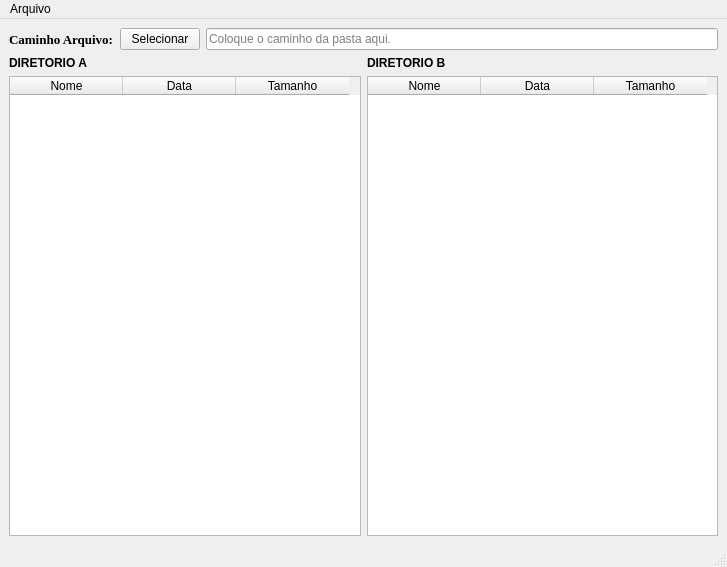
Before: the Qt Designer form interface.ui in Misternis/Projeto_Copiar, drawn with Qt 5.
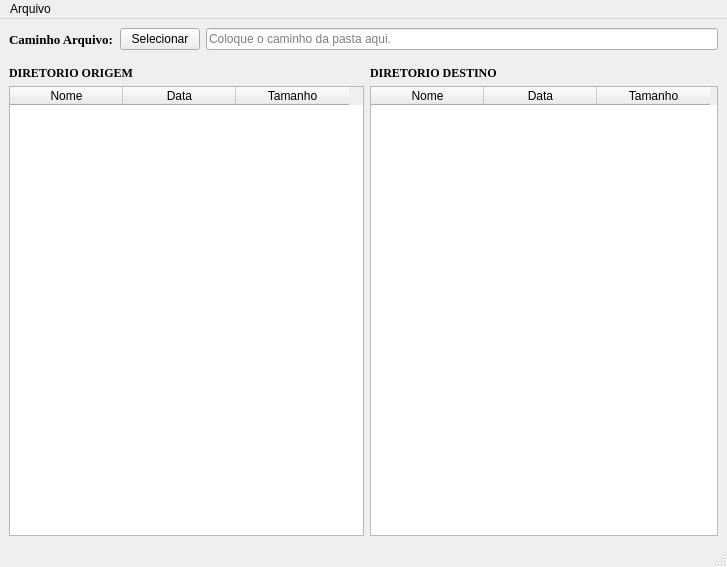
After: the same form once the commit is applied. Icons and pictures are not drawn.

Commit message: ajustes layout tabela

```diff
--- a/interface.ui
+++ b/interface.ui
@@ -60,34 +60,45 @@
     </item>
     <item row="1" column="0">
      <layout class="QGridLayout" name="gridLayout">
-      <item row="0" column="0">
+      <item row="1" column="0">
        <widget class="QLabel" name="textListaDirA">
         <property name="font">
          <font>
+          <family>Times New Roman</family>
           <weight>75</weight>
           <bold>true</bold>
          </font>
         </property>
         <property name="text">
-         <string>DIRETORIO A</string>
+         <string>DIRETORIO ORIGEM</string>
         </property>
        </widget>
       </item>
-      <item row="0" column="1">
+      <item row="1" column="1">
        <widget class="QLabel" name="textListaDirB">
         <property name="font">
          <font>
+          <family>Times New Roman</family>
           <weight>75</weight>
           <bold>true</bold>
          </font>
         </property>
         <property name="text">
-         <string>DIRETORIO B</string>
+         <string>DIRETORIO DESTINO</string>
         </property>
        </widget>
       </item>
-      <item row="1" column="0">
+      <item row="2" column="0">
        <widget class="QTableWidget" name="tableWidgetA">
+        <property name="horizontalScrollBarPolicy">
+         <enum>Qt::ScrollBarAsNeeded</enum>
+        </property>
+        <property name="sizeAdjustPolicy">
+         <enum>QAbstractScrollArea::AdjustToContents</enum>
+        </property>
+        <property name="wordWrap">
+         <bool>false</bool>
+        </property>
         <attribute name="horizontalHeaderCascadingSectionResizes">
          <bool>true</bool>
         </attribute>
@@ -111,7 +122,7 @@
         </column>
        </widget>
       </item>
-      <item row="1" column="1">
+      <item row="2" column="1">
        <widget class="QTableWidget" name="tableWidgetB">
         <attribute name="horizontalHeaderCascadingSectionResizes">
          <bool>true</bool>
@@ -136,6 +147,32 @@
         </column>
        </widget>
       </item>
+      <item row="0" column="0">
+       <spacer name="horizontalSpacer">
+        <property name="orientation">
+         <enum>Qt::Horizontal</enum>
+        </property>
+        <property name="sizeHint" stdset="0">
+         <size>
+          <width>40</width>
+          <height>10</height>
+         </size>
+        </property>
+       </spacer>
+      </item>
+      <item row="0" column="1">
+       <spacer name="horizontalSpacer_2">
+        <property name="orientation">
+         <enum>Qt::Horizontal</enum>
+        </property>
+        <property name="sizeHint" stdset="0">
+         <size>
+          <width>40</width>
+          <height>10</height>
+         </size>
+        </property>
+       </spacer>
+      </item>
      </layout>
     </item>
    </layout>
```
Left out of the diff: 3 changed lines with no effect on the pictures. The commit also changes 1 other file.
